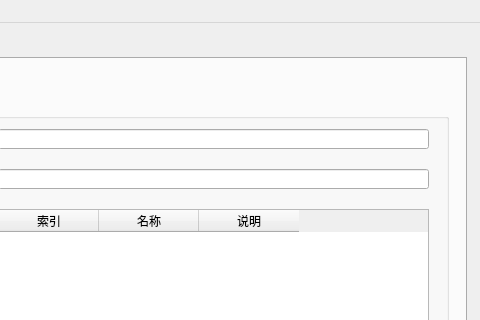
Above: designer/ui/proto_tool.ui from aywfelix/ProtoExcelTool before the change; both pictures show x 424 to 904 and y 0 to 320 of the 904 by 797 pixel window. Below: the same form after it.
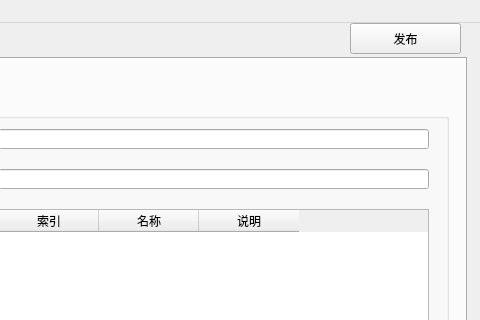
That is the form after the change. The open tabs and pages were chosen to show the change.

Patch:
```diff
--- a/designer/ui/proto_tool.ui
+++ b/designer/ui/proto_tool.ui
@@ -589,6 +589,19 @@
      </widget>
     </widget>
    </widget>
+   <widget class="QPushButton" name="bTnExport">
+    <property name="geometry">
+     <rect>
+      <x>774</x>
+      <y>0</y>
+      <width>111</width>
+      <height>31</height>
+     </rect>
+    </property>
+    <property name="text">
+     <string>发布</string>
+    </property>
+   </widget>
   </widget>
   <widget class="QMenuBar" name="menubar">
    <property name="geometry">
```
Left out of the diff: 33 changed lines with no effect on the pictures.
